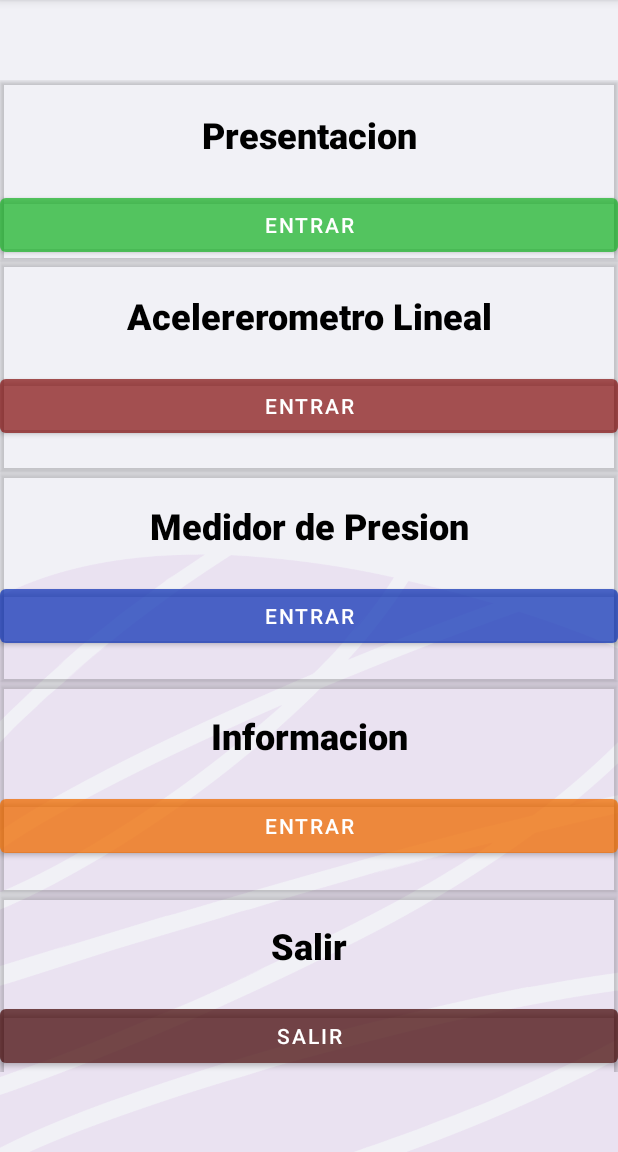
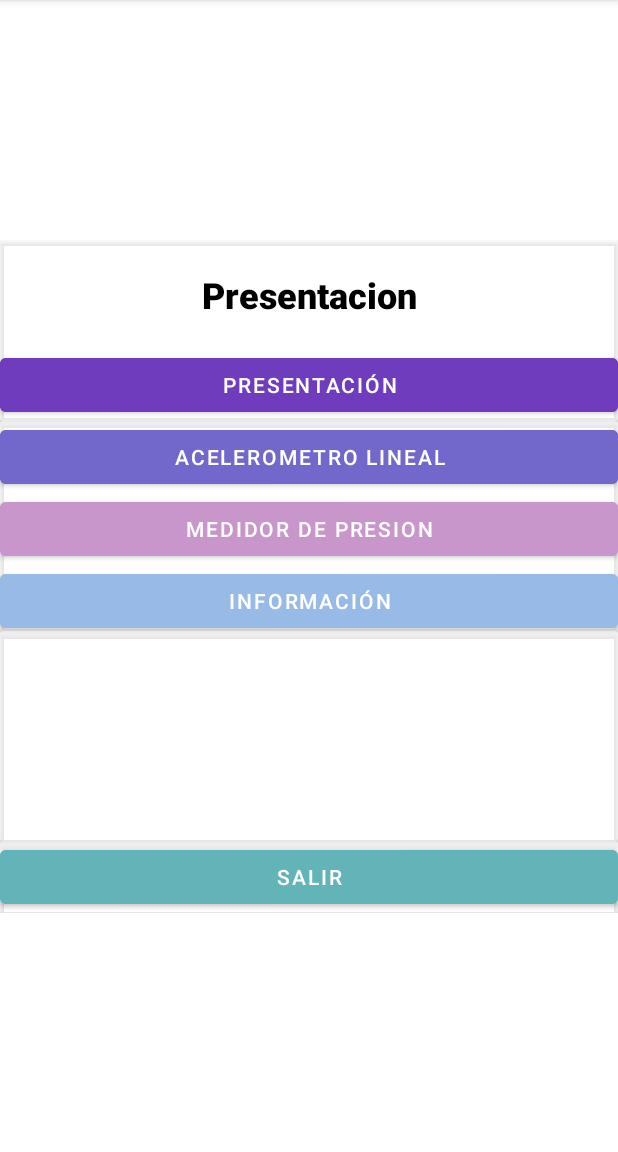
Before and after one commit to ricky0297/PS_RS, an Android app: the screen it shows after launch (MainActivity), on a phone screen of 412 x 824 dp, the part 84-1236 px from its top. Run offline under Robolectric (Android 15) with nearby library versions, the phone set to English and light mode, and no system bars.

Commit message:
Ana Cortes Modificaciones 2

```diff
--- a/app/src/main/res/layout/activity_acel.xml
+++ b/app/src/main/res/layout/activity_acel.xml
@@ -27,7 +27,7 @@
             android:id="@+id/p1"
             android:layout_width="match_parent"
             android:layout_height="wrap_content"
-            android:backgroundTint="#80B12C2C"
+            android:backgroundTint="#7868E6"
             android:onClick="onClick"
             android:text="acelerometro lineal" />
 
@@ -35,7 +35,7 @@
             android:id="@+id/p2"
             android:layout_width="match_parent"
             android:layout_height="wrap_content"
-            android:backgroundTint="#791D881F"
+            android:backgroundTint="#B8B5FF"
             android:onClick="onClick"
             android:text="informacion" />
 
@@ -43,7 +43,7 @@
             android:id="@+id/r1"
             android:layout_width="match_parent"
             android:layout_height="wrap_content"
-            android:backgroundTint="#90F9A825"
+            android:backgroundTint="#C9B6E4"
             android:onClick="onClick"
             android:text="regresar" />
     </LinearLayout>
--- a/app/src/main/res/layout/activity_main.xml
+++ b/app/src/main/res/layout/activity_main.xml
@@ -5,6 +5,7 @@
     android:layout_width="match_parent"
     android:layout_height="match_parent"
     android:background="@drawable/lop"
+    android:backgroundTint="#65FFFFFF"
     tools:context=".MainActivity">
 
     <LinearLayout
@@ -30,7 +31,7 @@
                 <androidx.cardview.widget.CardView
                     android:layout_width="match_parent"
                     android:layout_height="wrap_content"
-                    app:cardBackgroundColor="#00FFFFFF">
+                    app:cardBackgroundColor="#80FFFFFF">
 
                     <LinearLayout
                         android:layout_width="match_parent"
@@ -52,13 +53,13 @@
                             android:id="@+id/present"
                             android:layout_width="match_parent"
                             android:layout_height="match_parent"
-                            android:backgroundTint="#8020B52F"
+                            android:backgroundTint="#6E3CBC"
                             android:bufferType="normal"
                             android:ellipsize="none"
                             android:insetLeft="0dp"
                             android:insetRight="0dp"
                             android:onClick="onClick"
-                            android:text="entrar" />
+                            android:text="Presentación" />
 
                     </LinearLayout>
                 </androidx.cardview.widget.CardView>
@@ -66,32 +67,39 @@
                 <androidx.cardview.widget.CardView
                     android:layout_width="match_parent"
                     android:layout_height="140dp"
-                    app:cardBackgroundColor="#00FFFFFF">
+                    app:cardBackgroundColor="#80FFFFFF">
 
                     <LinearLayout
                         android:layout_width="match_parent"
-                        android:layout_height="match_parent"
+                        android:layout_height="251dp"
                         android:orientation="vertical">
-
-                        <TextView
-                            android:id="@+id/textView9"
-                            android:layout_width="match_parent"
-                            android:layout_height="wrap_content"
-                            android:fontFamily="sans-serif-black"
-                            android:padding="20dp"
-                            android:text="Acelererometro Lineal"
-                            android:textAlignment="center"
-                            android:textColor="#000000"
-                            android:textSize="24sp" />
 
                         <Button
                             android:id="@+id/acel"
                             android:layout_width="match_parent"
                             android:layout_height="wrap_content"
-                            android:backgroundTint="#808A1B1B"
+                            android:backgroundTint="#7267CB"
                             android:ellipsize="none"
                             android:onClick="onClick"
-                            android:text="entrar" />
+                            android:text="Acelerometro Lineal" />
+
+                        <Button
+                            android:id="@+id/pres"
+                            android:layout_width="match_parent"
+                            android:layout_height="wrap_content"
+                            android:backgroundTint="#C996CC"
+                            android:ellipsize="none"
+                            android:onClick="onClick"
+                            android:text="Medidor de Presion" />
+
+                        <Button
+                            android:id="@+id/info"
+                            android:layout_width="match_parent"
+                            android:layout_height="wrap_content"
+                            android:backgroundTint="#98BAE7"
+                            android:ellipsize="none"
+                            android:onClick="onClick"
+                            android:text="Información" />
                     </LinearLayout>
 
                 </androidx.cardview.widget.CardView>
@@ -99,95 +107,23 @@
                 <androidx.cardview.widget.CardView
                     android:layout_width="match_parent"
                     android:layout_height="140dp"
-                    app:cardBackgroundColor="#00FFFFFF">
+                    app:cardBackgroundColor="#80FFFFFF" />
+
+                <androidx.cardview.widget.CardView
+                    android:layout_width="match_parent"
+                    android:layout_height="match_parent"
+                    app:cardBackgroundColor="#80FFFFFF">
 
                     <LinearLayout
                         android:layout_width="match_parent"
                         android:layout_height="match_parent"
                         android:orientation="vertical">
 
-                        <TextView
-                            android:id="@+id/textView10"
-                            android:layout_width="match_parent"
-                            android:layout_height="wrap_content"
-                            android:fontFamily="sans-serif-black"
-                            android:padding="20dp"
-                            android:text="Medidor de Presion"
-                            android:textAlignment="center"
-                            android:textColor="#000000"
-                            android:textSize="24sp" />
-
-                        <Button
-                            android:id="@+id/pres"
-                            android:layout_width="match_parent"
-                            android:layout_height="wrap_content"
-                            android:backgroundTint="#801538B8"
-                            android:ellipsize="none"
-                            android:onClick="onClick"
-                            android:text="entrar" />
-                    </LinearLayout>
-
-                </androidx.cardview.widget.CardView>
-
-                <androidx.cardview.widget.CardView
-                    android:layout_width="match_parent"
-                    android:layout_height="140dp"
-                    app:cardBackgroundColor="#02FFFFFF">
-
-                    <LinearLayout
-                        android:layout_width="match_parent"
-                        android:layout_height="match_parent"
-                        android:orientation="vertical">
-
-                        <TextView
-                            android:id="@+id/textView11"
-                            android:layout_width="match_parent"
-                            android:layout_height="wrap_content"
-                            android:fontFamily="sans-serif-black"
-                            android:padding="20dp"
-                            android:text="Informacion"
-                            android:textAlignment="center"
-                            android:textColor="#000000"
-                            android:textSize="24sp" />
-
-                        <Button
-                            android:id="@+id/info"
-                            android:layout_width="match_parent"
-                            android:layout_height="wrap_content"
-                            android:backgroundTint="#80EF6C00"
-                            android:ellipsize="none"
-                            android:onClick="onClick"
-                            android:text="entrar" />
-                    </LinearLayout>
-
-                </androidx.cardview.widget.CardView>
-
-                <androidx.cardview.widget.CardView
-                    android:layout_width="match_parent"
-                    android:layout_height="match_parent"
-                    app:cardBackgroundColor="#00FFFFFF">
-
-                    <LinearLayout
-                        android:layout_width="match_parent"
-                        android:layout_height="match_parent"
-                        android:orientation="vertical">
-
-                        <TextView
-                            android:id="@+id/textView12"
-                            android:layout_width="match_parent"
-                            android:layout_height="wrap_content"
-                            android:fontFamily="sans-serif-black"
-                            android:padding="20dp"
-                            android:text="Salir"
-                            android:textAlignment="center"
-                            android:textColor="#000000"
-                            android:textSize="24sp" />
-
                         <Button
                             android:id="@+id/salir"
                             android:layout_width="match_parent"
                             android:layout_height="wrap_content"
-                            android:backgroundTint="#804A0F0F"
+                            android:backgroundTint="#63B4B8"
                             android:ellipsize="none"
                             android:onClick="onClick"
                             android:text="salir" />
--- a/app/src/main/res/layout/activity_presion.xml
+++ b/app/src/main/res/layout/activity_presion.xml
@@ -27,7 +27,7 @@
             android:id="@+id/p1"
             android:layout_width="match_parent"
             android:layout_height="wrap_content"
-            android:backgroundTint="#860D477A"
+            android:backgroundTint="#6E3CBC"
             android:onClick="onClick"
             android:text="Presion" />
 
@@ -35,7 +35,7 @@
             android:id="@+id/p2"
             android:layout_width="match_parent"
             android:layout_height="wrap_content"
-            android:backgroundTint="#79287A16"
+            android:backgroundTint="#7267CB"
             android:onClick="onClick"
             android:text="informacion" />
 
@@ -43,7 +43,7 @@
             android:id="@+id/r2"
             android:layout_width="match_parent"
             android:layout_height="wrap_content"
-            android:backgroundTint="#8BF9A825"
+            android:backgroundTint="#98BAE7"
             android:onClick="onClick"
             android:text="regresar" />
     </LinearLayout>
```
Also changed, not shown: app/src/main/res/drawable/acelerar.png (added), app/src/main/res/drawable/info.png (added), app/src/main/res/drawable/logo.png (added), app/src/main/res/drawable/presion.png (added).
